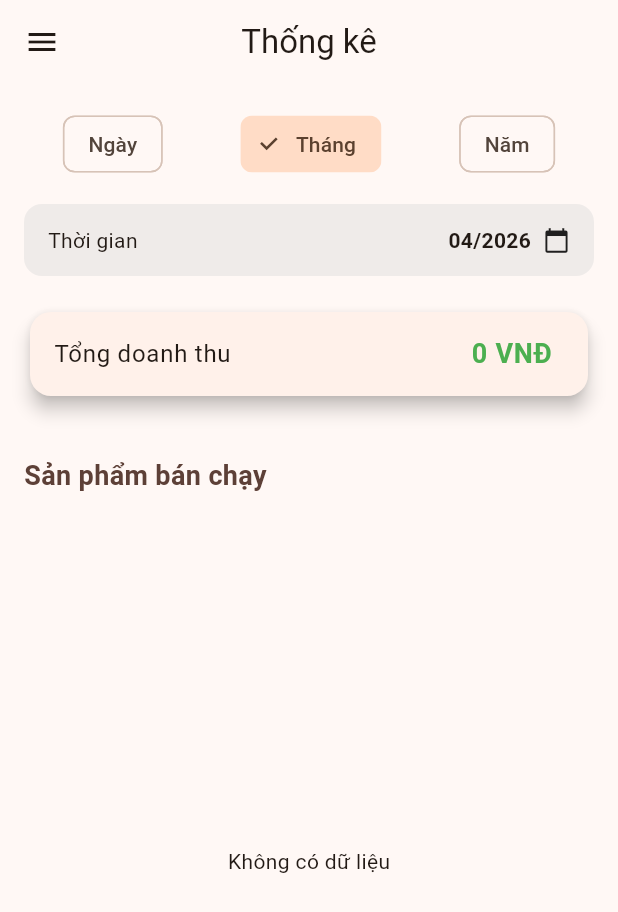
After one commit to phat-hub/coffee_management_app, a Flutter app: the StatsScreen screen opened by its route, after a tap on "Tháng", on a phone screen of 412 x 824 dp. The commit adds this screen. Shown: the top 912 px of the screen. Run offline on Flutter 3.47's test engine with Material 3 defaults, Android fonts, the phone set to English and light mode, and no system bars; our stand-ins replace fl_chart, flutter_dotenv, go_router, image_picker, pocketbase, shared_preferences; accounts and stored records are empty; network calls fail.

Commit message:
Chuc nang thong ke

```diff
--- a/lib/main.dart
+++ b/lib/main.dart
@@ -24,6 +24,7 @@ import 'manager/cart_manager.dart';
 import 'ui/order/checkout_screen.dart';
 import 'ui/order/order_list_screen.dart';
 import 'manager/order_manager.dart';
+import 'ui/order/stats_screen.dart';
 
 Future<void> main() async {
   WidgetsFlutterBinding.ensureInitialized();
@@ -175,6 +176,10 @@ class _MyAppState extends State<MyApp> {
           path: '/orders',
           builder: (context, state) => const OrderListScreen(),
         ),
+        GoRoute(
+          path: '/stats',
+          builder: (context, state) => const StatsScreen(),
+        ),
       ],
     );
   }
--- a/lib/manager/order_manager.dart
+++ b/lib/manager/order_manager.dart
@@ -1,6 +1,8 @@
 import 'package:flutter/material.dart';
 import '../model/order.dart';
 import '../service/order_service.dart';
+import '../model/stats_period.dart';
+import '../model/stats_result.dart';
 
 class OrderManager with ChangeNotifier {
   final OrderService _service = OrderService();
@@ -17,4 +19,49 @@ class OrderManager with ChangeNotifier {
     await _service.createOrder(order);
     await fetchOrders();
   }
+
+  StatsResult getStats({
+    required StatsPeriod period,
+    required DateTime selectedDate,
+  }) {
+    double totalRevenue = 0;
+    Map<String, int> productMap = {};
+
+    for (var order in _orders) {
+      final date = order.createdAt;
+
+      bool match = false;
+
+      switch (period) {
+        case StatsPeriod.day:
+          match =
+              date.year == selectedDate.year &&
+              date.month == selectedDate.month &&
+              date.day == selectedDate.day;
+          break;
+
+        case StatsPeriod.month:
+          match =
+              date.year == selectedDate.year &&
+              date.month == selectedDate.month;
+          break;
+
+        case StatsPeriod.year:
+          match = date.year == selectedDate.year;
+          break;
+      }
+
+      if (!match) continue;
+
+      /// --- cộng doanh thu ---
+      totalRevenue += order.totalPrice;
+
+      /// --- cộng số lượng từng sản phẩm ---
+      for (var item in order.items) {
+        productMap[item.title] = (productMap[item.title] ?? 0) + item.quantity;
+      }
+    }
+
+    return StatsResult(totalRevenue: totalRevenue, productQuantity: productMap);
+  }
 }
--- /dev/null
+++ b/lib/model/stats_period.dart
@@ -0,0 +1 @@
+enum StatsPeriod { day, month, year }
--- /dev/null
+++ b/lib/model/stats_result.dart
@@ -0,0 +1,6 @@
+class StatsResult {
+  final double totalRevenue;
+  final Map<String, int> productQuantity;
+
+  StatsResult({required this.totalRevenue, required this.productQuantity});
+}
--- /dev/null
+++ b/lib/ui/order/stats_screen.dart
@@ -0,0 +1,275 @@
+import 'package:ct484_project/ui/shared/app_drawer.dart';
+import 'package:flutter/material.dart';
+import 'package:provider/provider.dart';
+import 'package:intl/intl.dart';
+import 'package:fl_chart/fl_chart.dart';
+
+import '../../manager/order_manager.dart';
+import '../../model/stats_period.dart';
+
+class StatsScreen extends StatefulWidget {
+  const StatsScreen({super.key});
+
+  @override
+  State<StatsScreen> createState() => _StatsScreenState();
+}
+
+class _StatsScreenState extends State<StatsScreen> {
+  StatsPeriod _period = StatsPeriod.day;
+  DateTime _selectedDate = DateTime.now();
+
+  /// --- FORMAT DATE HIỂN THỊ ---
+  String get displayDate {
+    switch (_period) {
+      case StatsPeriod.day:
+        return DateFormat('dd/MM/yyyy').format(_selectedDate);
+      case StatsPeriod.month:
+        return DateFormat('MM/yyyy').format(_selectedDate);
+      case StatsPeriod.year:
+        return DateFormat('yyyy').format(_selectedDate);
+    }
+  }
+
+  /// --- CHART ---
+  Widget buildChart(Map<String, int> data) {
+    final entries = data.entries.toList()
+      ..sort((a, b) => b.value.compareTo(a.value));
+
+    return SizedBox(
+      height: 220,
+      child: BarChart(
+        BarChartData(
+          alignment: BarChartAlignment.spaceAround,
+          barGroups: List.generate(entries.length, (index) {
+            final e = entries[index];
+
+            return BarChartGroupData(
+              x: index,
+              barRods: [
+                BarChartRodData(
+                  toY: e.value.toDouble(),
+                  borderRadius: BorderRadius.circular(6),
+                ),
+              ],
+            );
+          }),
+          titlesData: FlTitlesData(
+            leftTitles: AxisTitles(sideTitles: SideTitles(showTitles: true)),
+            bottomTitles: AxisTitles(
+              sideTitles: SideTitles(
+                showTitles: true,
+                getTitlesWidget: (value, meta) {
+                  final index = value.toInt();
+                  if (index >= entries.length) return const SizedBox();
+
+                  return Padding(
+                    padding: const EdgeInsets.only(top: 6),
+                    child: Text(
+                      entries[index].key,
+                      style: const TextStyle(fontSize: 10),
+                    ),
+                  );
+                },
+              ),
+            ),
+          ),
+        ),
+      ),
+    );
+  }
+
+  @override
+  void initState() {
+    super.initState();
+
+    /// đảm bảo có data
+    Future.microtask(() {
+      context.read<OrderManager>().fetchOrders();
+    });
+  }
+
+  @override
+  Widget build(BuildContext context) {
+    final manager = context.watch<OrderManager>();
+    final result = manager.getStats(
+      period: _period,
+      selectedDate: _selectedDate,
+    );
+
+    final currencyFormat = NumberFormat("#,##0", "vi_VN");
+
+    /// SORT sản phẩm
+    final sorted = result.productQuantity.entries.toList()
+      ..sort((a, b) => b.value.compareTo(a.value));
+
+    return Scaffold(
+      appBar: AppBar(title: const Text("Thống kê"), centerTitle: true),
+      drawer: const AppDrawer(),
+      body: Padding(
+        padding: const EdgeInsets.all(16),
+        child: Column(
+          children: [
+            /// ===== CHỌN PERIOD =====
+            Row(
+              mainAxisAlignment: MainAxisAlignment.spaceAround,
+              children: [
+                ChoiceChip(
+                  label: const Text("Ngày"),
+                  selected: _period == StatsPeriod.day,
+                  onSelected: (_) {
+                    setState(() => _period = StatsPeriod.day);
+                  },
+                ),
+                ChoiceChip(
+                  label: const Text("Tháng"),
+                  selected: _period == StatsPeriod.month,
+                  onSelected: (_) {
+                    setState(() => _period = StatsPeriod.month);
+                  },
+                ),
+                ChoiceChip(
+                  label: const Text("Năm"),
+                  selected: _period == StatsPeriod.year,
+                  onSelected: (_) {
+                    setState(() => _period = StatsPeriod.year);
+                  },
+                ),
+              ],
+            ),
+
+            const SizedBox(height: 16),
+
+            /// ===== CHỌN DATE =====
+            GestureDetector(
+              onTap: () async {
+                final picked = await showDatePicker(
+                  context: context,
+                  initialDate: _selectedDate,
+                  firstDate: DateTime(2020),
+                  lastDate: DateTime(2100),
+                );
+
+                if (picked != null) {
+                  setState(() => _selectedDate = picked);
+                }
+              },
+              child: Container(
+                padding: const EdgeInsets.symmetric(
+                  vertical: 14,
+                  horizontal: 16,
+                ),
+                decoration: BoxDecoration(
+                  color: Colors.brown.shade50,
+                  borderRadius: BorderRadius.circular(12),
+                ),
+                child: Row(
+                  mainAxisAlignment: MainAxisAlignment.spaceBetween,
+                  children: [
+                    const Text("Thời gian"),
+                    Row(
+                      children: [
+                        Text(
+                          displayDate,
+                          style: const TextStyle(fontWeight: FontWeight.bold),
+                        ),
+                        const SizedBox(width: 8),
+                        const Icon(Icons.calendar_today, size: 18),
+                      ],
+                    ),
+                  ],
+                ),
+              ),
+            ),
+
+            const SizedBox(height: 20),
+
+            /// ===== DOANH THU =====
+            Card(
+              elevation: 5,
+              shape: RoundedRectangleBorder(
+                borderRadius: BorderRadius.circular(14),
+              ),
+              child: ListTile(
+                title: const Text("Tổng doanh thu"),
+                trailing: Text(
+                  "${currencyFormat.format(result.totalRevenue)} VNĐ",
+                  style: const TextStyle(
+                    fontWeight: FontWeight.bold,
+                    fontSize: 18,
+                    color: Colors.green, // ✅ màu xanh
+                  ),
+                ),
+              ),
+            ),
+
+            const SizedBox(height: 20),
+
+            /// ===== CHART =====
+            if (result.productQuantity.isNotEmpty)
+              Card(
+                elevation: 5,
+                shape: RoundedRectangleBorder(
+                  borderRadius: BorderRadius.circular(14),
+                ),
+                child: Padding(
+                  padding: const EdgeInsets.all(12),
+                  child: buildChart(result.productQuantity),
+                ),
+              ),
+
+            const SizedBox(height: 16),
+
+            /// ===== TITLE =====
+            Align(
+              alignment: Alignment.centerLeft,
+              child: Text(
+                "Sản phẩm bán chạy",
+                style: TextStyle(
+                  fontSize: 18,
+                  fontWeight: FontWeight.bold,
+                  color: Colors.brown.shade700,
+                ),
+              ),
+            ),
+
+            const SizedBox(height: 10),
+
+            /// ===== LIST =====
+            Expanded(
+              child: sorted.isEmpty
+                  ? const Center(child: Text("Không có dữ liệu"))
+                  : ListView.builder(
+                      itemCount: sorted.length,
+                      itemBuilder: (context, index) {
+                        final entry = sorted[index];
+
+                        return Card(
+                          elevation: 3,
+                          margin: const EdgeInsets.symmetric(vertical: 6),
+                          shape: RoundedRectangleBorder(
+                            borderRadius: BorderRadius.circular(12),
+                          ),
+                          child: ListTile(
+                            leading: CircleAvatar(
+                              backgroundColor: Colors.brown.shade100,
+                              child: Text("${index + 1}"),
+                            ),
+                            title: Text(entry.key),
+                            trailing: Text(
+                              "${entry.value}",
+                              style: const TextStyle(
+                                fontWeight: FontWeight.bold,
+                                fontSize: 16,
+                              ),
+                            ),
+                          ),
+                        );
+                      },
+                    ),
+            ),
+          ],
+        ),
+      ),
+    );
+  }
+}
--- a/lib/ui/shared/app_drawer.dart
+++ b/lib/ui/shared/app_drawer.dart
@@ -85,6 +85,15 @@ class AppDrawer extends StatelessWidget {
               },
             ),
 
+            if (user.role == 'owner')
+              ListTile(
+                leading: const Icon(Icons.bar_chart),
+                title: const Text('Thống kê'),
+                onTap: () {
+                  context.go('/stats');
+                },
+              ),
+
             ListTile(
               leading: const Icon(Icons.logout),
               title: const Text('Đăng xuất'),
--- a/pubspec.yaml
+++ b/pubspec.yaml
@@ -42,6 +42,7 @@ dependencies:
   flutter_dotenv: ^6.0.0
   pocketbase: ^0.23.0
   image_picker: ^1.2.0
+  fl_chart: ^0.68.0
 
 dev_dependencies:
   flutter_test:
```
Also changed, not shown: pubspec.lock.
